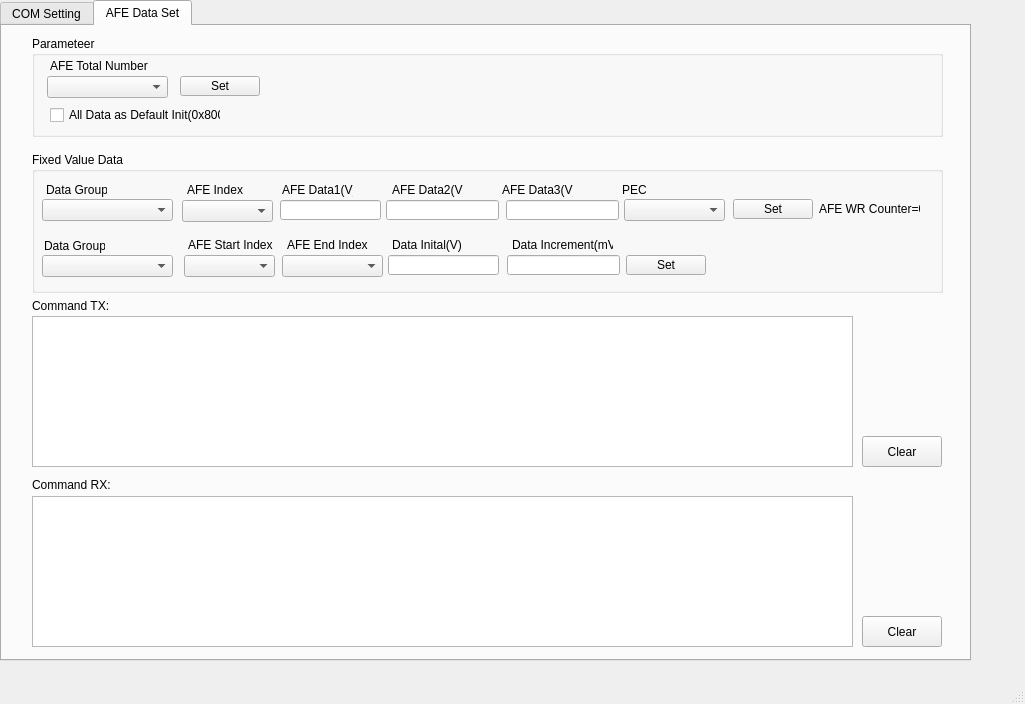
First picture: the form in mainwindow.ui, repository Goldenchen1012/EmulatorApp, before the edit.
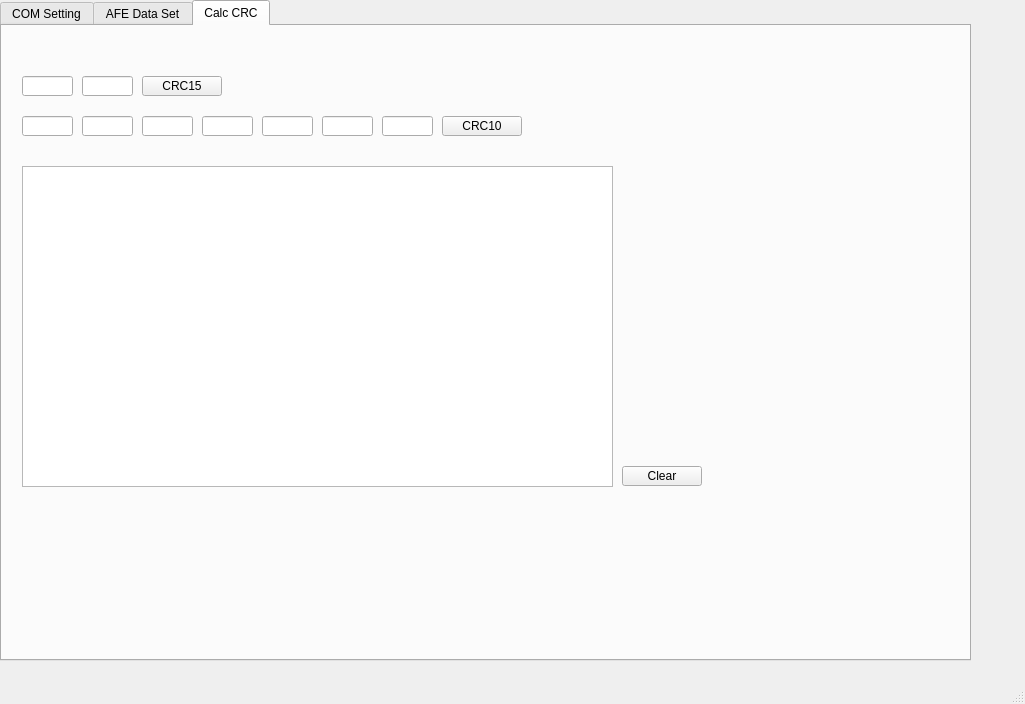
Second picture: the form after the edit.

Commit message: Added Tab Sheet "Calc CRC"  to perform CRC15 and CRC10 calculations.

```diff
--- a/mainwindow.ui
+++ b/mainwindow.ui
@@ -27,7 +27,7 @@
      <cursorShape>ArrowCursor</cursorShape>
     </property>
     <property name="currentIndex">
-     <number>1</number>
+     <number>2</number>
     </property>
     <widget class="QWidget" name="tab">
      <attribute name="title">
@@ -520,6 +520,153 @@
       </property>
      </widget>
     </widget>
+    <widget class="QWidget" name="tab_3">
+     <attribute name="title">
+      <string>Calc CRC</string>
+     </attribute>
+     <widget class="QLineEdit" name="lineEditCrc15Data1">
+      <property name="geometry">
+       <rect>
+        <x>20</x>
+        <y>50</y>
+        <width>51</width>
+        <height>20</height>
+       </rect>
+      </property>
+     </widget>
+     <widget class="QLineEdit" name="lineEditCrc15Data2">
+      <property name="geometry">
+       <rect>
+        <x>80</x>
+        <y>50</y>
+        <width>51</width>
+        <height>20</height>
+       </rect>
+      </property>
+     </widget>
+     <widget class="QPushButton" name="btnCalcCrc15">
+      <property name="geometry">
+       <rect>
+        <x>140</x>
+        <y>50</y>
+        <width>80</width>
+        <height>20</height>
+       </rect>
+      </property>
+      <property name="text">
+       <string>CRC15</string>
+      </property>
+     </widget>
+     <widget class="QPushButton" name="btnCalcCrc10">
+      <property name="geometry">
+       <rect>
+        <x>440</x>
+        <y>90</y>
+        <width>80</width>
+        <height>20</height>
+       </rect>
+      </property>
+      <property name="text">
+       <string>CRC10</string>
+      </property>
+     </widget>
+     <widget class="QTextEdit" name="textEditCrcResult">
+      <property name="geometry">
+       <rect>
+        <x>20</x>
+        <y>140</y>
+        <width>591</width>
+        <height>321</height>
+       </rect>
+      </property>
+      <property name="inputMethodHints">
+       <set>Qt::ImhNone</set>
+      </property>
+     </widget>
+     <widget class="QLineEdit" name="lineEditCrc10_0">
+      <property name="geometry">
+       <rect>
+        <x>20</x>
+        <y>90</y>
+        <width>51</width>
+        <height>20</height>
+       </rect>
+      </property>
+     </widget>
+     <widget class="QLineEdit" name="lineEditCrc10_1">
+      <property name="geometry">
+       <rect>
+        <x>80</x>
+        <y>90</y>
+        <width>51</width>
+        <height>20</height>
+       </rect>
+      </property>
+     </widget>
+     <widget class="QLineEdit" name="lineEditCrc10_2">
+      <property name="geometry">
+       <rect>
+        <x>140</x>
+        <y>90</y>
+        <width>51</width>
+        <height>20</height>
+       </rect>
+      </property>
+     </widget>
+     <widget class="QLineEdit" name="lineEditCrc10_3">
+      <property name="geometry">
+       <rect>
+        <x>200</x>
+        <y>90</y>
+        <width>51</width>
+        <height>20</height>
+       </rect>
+      </property>
+     </widget>
+     <widget class="QLineEdit" name="lineEditCrc10_4">
+      <property name="geometry">
+       <rect>
+        <x>260</x>
+        <y>90</y>
+        <width>51</width>
+        <height>20</height>
+       </rect>
+      </property>
+     </widget>
+     <widget class="QLineEdit" name="lineEditCrc10_5">
+      <property name="geometry">
+       <rect>
+        <x>320</x>
+        <y>90</y>
+        <width>51</width>
+        <height>20</height>
+       </rect>
+      </property>
+     </widget>
+     <widget class="QLineEdit" name="lineEditCrc10_6">
+      <property name="geometry">
+       <rect>
+        <x>380</x>
+        <y>90</y>
+        <width>51</width>
+        <height>20</height>
+       </rect>
+      </property>
+     </widget>
+     <widget class="QPushButton" name="btnClearCrcResult">
+      <property name="geometry">
+       <rect>
+        <x>620</x>
+        <y>440</y>
+        <width>80</width>
+        <height>20</height>
+       </rect>
+      </property>
+      <property name="text">
+       <string>Clear</string>
+      </property>
+     </widget>
+    </widget>
    </widget>
   </widget>
   <widget class="QMenuBar" name="menubar">
```
The commit also changes 2 other files.
